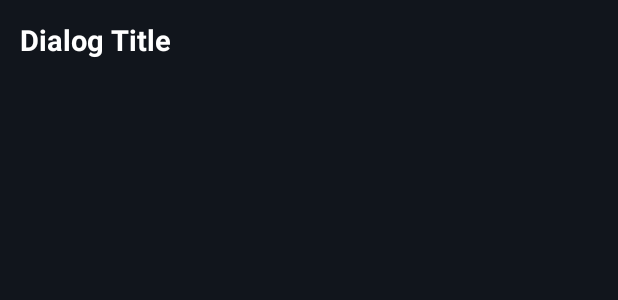
After one commit to Sparsh011/Ping, an Android app: the layout dialog_custom_list.xml on its own in the app's theme, with its tools: preview values and no code run, on a phone screen of 412 x 824 dp. The commit adds this screen. Shown: the top 300 px of the screen. Run offline under Robolectric (Android 15) with nearby library versions, the phone set to English and light mode, and no system bars.

Commit message:
added dialog box to select from cam/storage

```diff
--- a/app/build.gradle
+++ b/app/build.gradle
@@ -63,10 +63,15 @@ dependencies {
     implementation 'com.github.bumptech.glide:glide:4.14.1'
     annotationProcessor 'com.github.bumptech.glide:compiler:4.14.1'
 
+//    Coroutines -
     implementation 'org.jetbrains.kotlinx:kotlinx-coroutines-core:1.6.1'
     implementation 'org.jetbrains.kotlinx:kotlinx-coroutines-android:1.6.1'
 
 //    Coroutine Lifecycle scopes -
     implementation "androidx.lifecycle:lifecycle-viewmodel-ktx:2.5.1"
     implementation "androidx.lifecycle:lifecycle-runtime-ktx:2.5.1"
+
+//    Dexter
+    implementation 'com.karumi:dexter:6.2.3'
+
 }
--- a/app/src/main/AndroidManifest.xml
+++ b/app/src/main/AndroidManifest.xml
@@ -3,7 +3,13 @@
     xmlns:tools="http://schemas.android.com/tools"
     package="com.example.ping">
 
+    <uses-permission android:name="android.permission.WRITE_EXTERNAL_STORAGE"
+        android:maxSdkVersion="28"
+        />
+
     <uses-permission android:name="android.permission.INTERNET"/>
+    <uses-permission android:name="android.permission.READ_EXTERNAL_STORAGE"/>
+    <uses-permission android:name="android.permission.CAMERA"/>
 
     <application
         android:allowBackup="true"
--- /dev/null
+++ b/app/src/main/res/drawable/ic_baseline_add_photo_alternate_24.xml
@@ -0,0 +1,5 @@
+<vector android:height="24dp" android:tint="#C1C5C8"
+    android:viewportHeight="24" android:viewportWidth="24"
+    android:width="24dp" xmlns:android="http://schemas.android.com/apk/res/android">
+    <path android:fillColor="@android:color/white" android:pathData="M19,7v2.99s-1.99,0.01 -2,0L17,7h-3s0.01,-1.99 0,-2h3L17,2h2v3h3v2h-3zM16,11L16,8h-3L13,5L5,5c-1.1,0 -2,0.9 -2,2v12c0,1.1 0.9,2 2,2h12c1.1,0 2,-0.9 2,-2v-8h-3zM5,19l3,-4 2,3 3,-4 4,5L5,19z"/>
+</vector>
--- a/app/src/main/res/layout/activity_chat.xml
+++ b/app/src/main/res/layout/activity_chat.xml
@@ -27,9 +27,10 @@
 
         <ImageView
             android:id="@+id/iv_more_options"
-            android:layout_width="@dimen/_35sdp"
+            android:layout_width="@dimen/_32sdp"
+            android:layout_margin="@dimen/_2sdp"
             android:layout_height="@dimen/_40sdp"
-            android:src="@drawable/ic_baseline_add_24"
+            android:src="@drawable/ic_baseline_add_photo_alternate_24"
             />
 
         <EditText
--- /dev/null
+++ b/app/src/main/res/layout/dialog_custom_list.xml
@@ -0,0 +1,28 @@
+<?xml version="1.0" encoding="utf-8"?>
+<LinearLayout xmlns:android="http://schemas.android.com/apk/res/android"
+    android:layout_width="match_parent"
+    xmlns:tools="http://schemas.android.com/tools"
+    android:orientation="vertical"
+    android:padding="@dimen/_10sdp"
+    android:background="@color/my_black"
+    android:layout_height="match_parent">
+
+<!--    This layout is for customDialog-->
+    <TextView
+        android:layout_width="match_parent"
+        android:layout_height="wrap_content"
+        android:id="@+id/tv_title"
+        android:textColor="@color/white"
+        android:textSize="@dimen/_15sdp"
+        android:textStyle="bold"
+        tools:text="Dialog Title"
+        />
+
+    <androidx.recyclerview.widget.RecyclerView
+        android:layout_width="match_parent"
+        android:layout_height="wrap_content"
+        android:id="@+id/rv_list"
+        android:layout_marginTop="@dimen/_10sdp"
+        android:visibility="visible"
+        tools:visibility="visible"/>
+</LinearLayout>
```
Also changed, not shown: app/src/main/java/com/example/ping/utils/Constants.kt (+7 -0 lines), app/src/main/java/com/example/ping/views/activity/ChatActivity.kt (+26 -1 lines), app/src/main/java/com/example/ping/views/adapter/CustomListItemAdapter.kt (added, +37 -0 lines), app/src/main/res/layout/item_custom_list.xml (added, +25 -0 lines).
